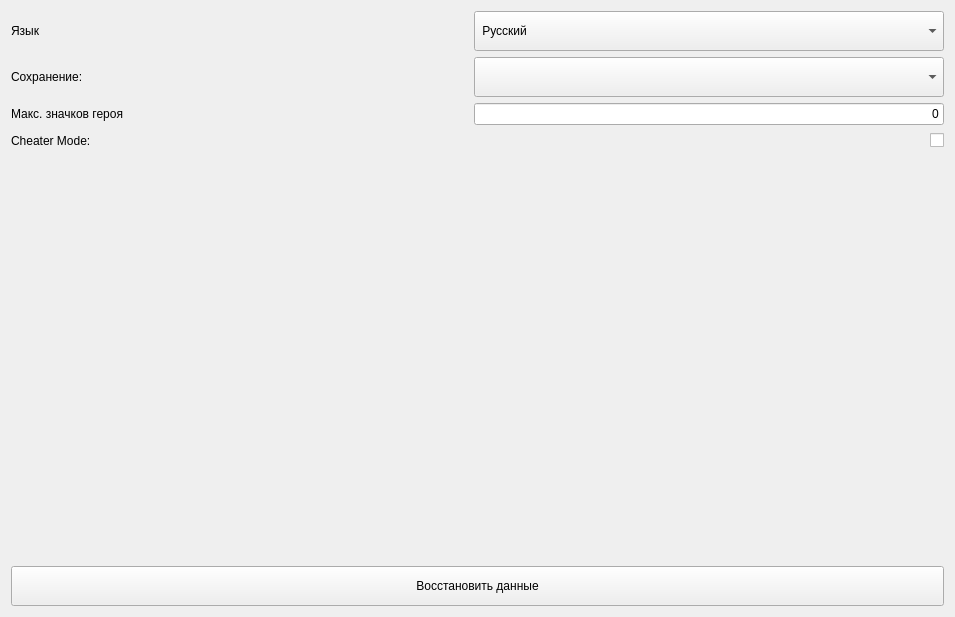
Old version of the form tab_settings.ui in the repository lDeathlWhisperl/TLHoN_SE.
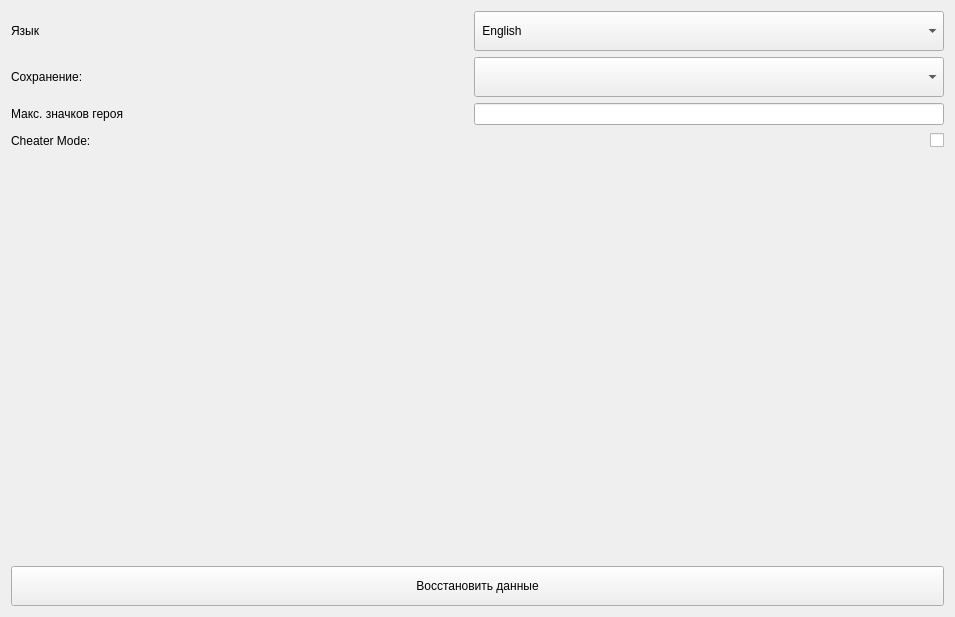
New version of the form.

Diff of the .ui file:
```diff
--- a/tab_settings.ui
+++ b/tab_settings.ui
@@ -68,7 +68,7 @@
         <enum>Qt::LayoutDirection::LeftToRight</enum>
        </property>
        <property name="text">
-        <string>0</string>
+        <string/>
        </property>
        <property name="alignment">
         <set>Qt::AlignmentFlag::AlignRight|Qt::AlignmentFlag::AlignTrailing|Qt::AlignmentFlag::AlignVCenter</set>
@@ -144,7 +144,7 @@
        </property>
        <item>
         <property name="text">
-         <string> Русский</string>
+         <string> English</string>
         </property>
        </item>
        <item>
```
Left out of the diff: 2 changed lines with no effect on the pictures.
